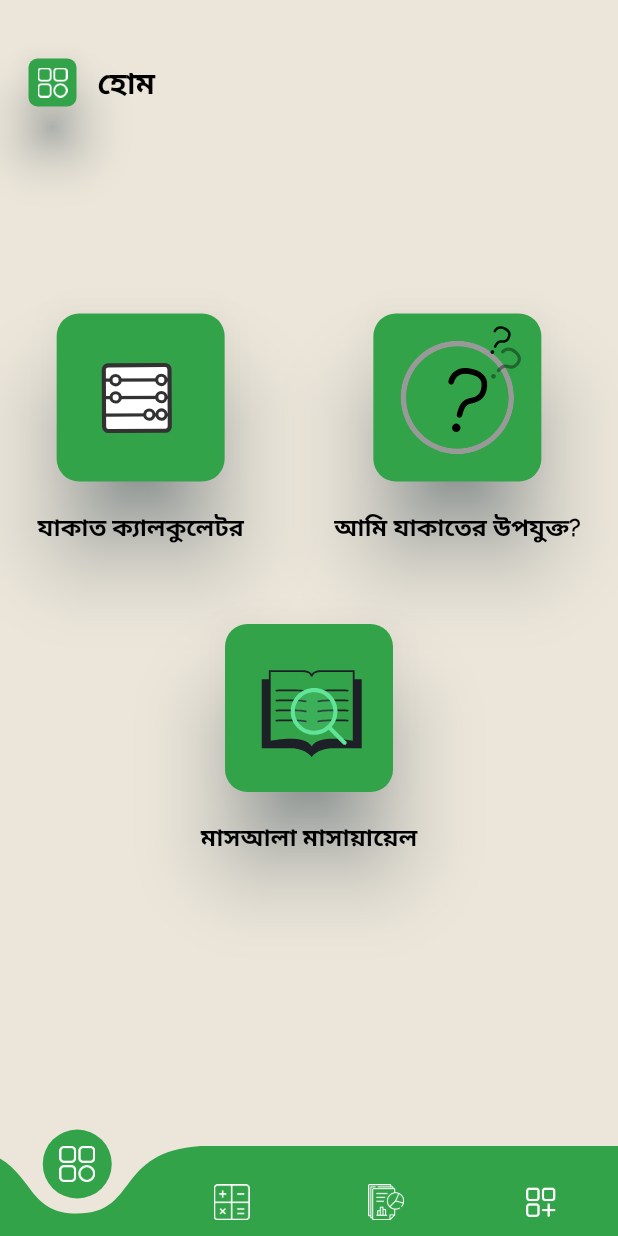
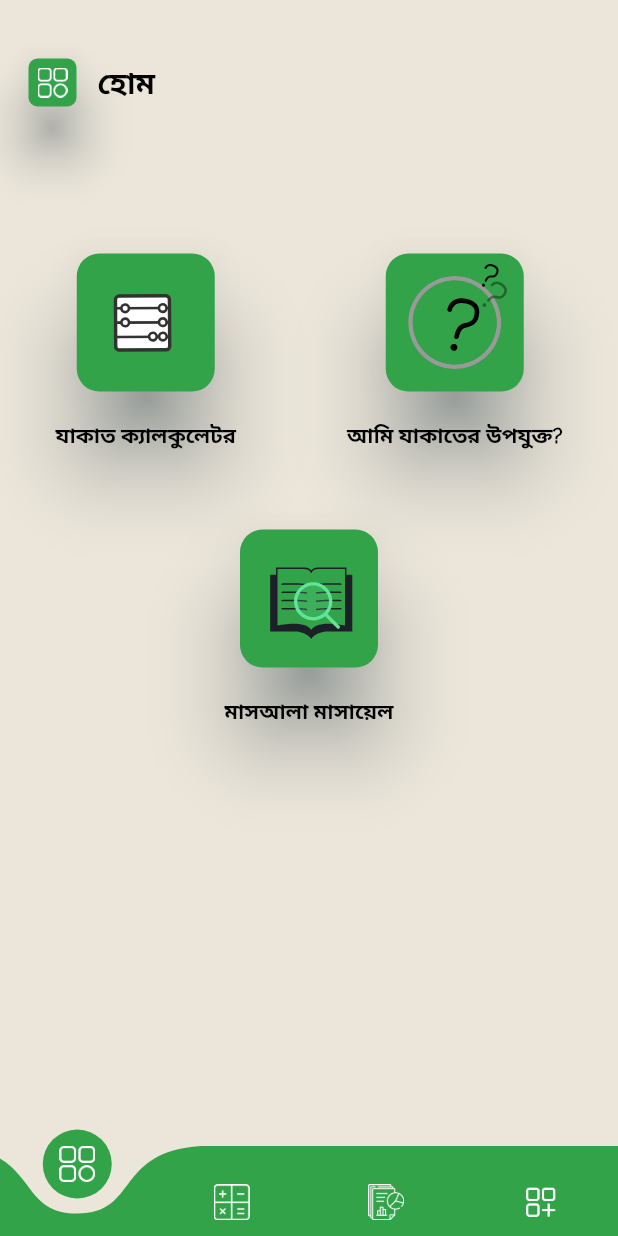
Before and after one commit to MuradRabbi/Zakat_calculator, a Flutter app: the screen it shows after launch, on a phone screen of 412 x 824 dp. Run offline on Flutter 3.47's test engine with Material 2 defaults, Android fonts, the phone set to English and light mode, and no system bars; drawn by our look-alikes of curved_navigation_bar; our stand-ins replace lottie.

Commit message:
Home screen updated

```diff
--- /dev/null
+++ b/lib/app_utils/size_config.dart
@@ -0,0 +1,30 @@
+import 'package:flutter/material.dart';
+
+class SizeConfig {
+  static late MediaQueryData _mediaQueryData;
+  static late double screenWidth;
+  static late double screenHeight;
+  static double? defaultSize;
+  static Orientation? orientation;
+
+  void init(BuildContext context) {
+    _mediaQueryData = MediaQuery.of(context);
+    screenWidth = _mediaQueryData.size.width;
+    screenHeight = _mediaQueryData.size.height;
+    orientation = _mediaQueryData.orientation;
+  }
+}
+
+// Get the proportionate height as per screen size
+double getProportionateScreenHeight(double inputHeight) {
+  double screenHeight = SizeConfig.screenHeight;
+  // 812 is the layout height that designer use
+  return (inputHeight / screenHeight) * screenHeight;
+}
+
+// Get the proportionate height as per screen size
+double getProportionateScreenWidth(double inputWidth) {
+  double screenWidth = SizeConfig.screenWidth;
+  // 375 is the layout width that designer use
+  return (inputWidth / screenWidth) * screenWidth;
+}
--- /dev/null
+++ b/lib/custom_widgets/custom_app_bar.dart
@@ -0,0 +1,43 @@
+import 'package:flutter/material.dart';
+
+import '../app_utils/app_colors.dart';
+
+
+
+class CustomAppBar extends StatelessWidget {
+
+  String icon;
+  String title;
+  CustomAppBar({
+    required this.icon,
+    required this.title,
+    super.key
+  });
+
+  @override
+  Widget build(BuildContext context) {
+    return Row(
+      children: [
+        SizedBox(width: 15,),
+        SizedBox(
+          height: 40,
+          width: 40,
+          child: Card(
+            elevation: 15.0,
+            color: Color(0xff32a349),
+            shadowColor: Colors.blueGrey ,
+            shape: RoundedRectangleBorder(
+                borderRadius: BorderRadius.all(Radius.circular(6))
+            ),
+            child: Container(
+              margin: EdgeInsets.all(6),
+              child: Image.asset(icon, color: Colors.white,),
+            ),
+          ),
+        ),
+        SizedBox(width: 10,),
+        Text(title,style: TextStyle(color: AppColors.blackTextColor, fontSize: 20, fontWeight: FontWeight.w700),),
+      ],
+    );
+  }
+}
--- a/lib/screens/calculator_step_four.dart
+++ b/lib/screens/calculator_screen/calculator_step_four.dart
@@ -1,7 +1,7 @@
 import 'package:flutter/material.dart';
 
-import '../app_utils/app_colors.dart';
-import '../app_utils/appfonts.dart';
+import '../../app_utils/app_colors.dart';
+import '../../app_utils/appfonts.dart';
 
 
 
--- a/lib/screens/calculator_step_one.dart
+++ b/lib/screens/calculator_screen/calculator_step_one.dart
@@ -1,7 +1,7 @@
 import 'package:flutter/material.dart';
 import 'package:intl/intl.dart';
-import '../app_utils/app_colors.dart';
-import '../app_utils/appfonts.dart';
+import '../../app_utils/app_colors.dart';
+import '../../app_utils/appfonts.dart';
 
 
 
--- a/lib/screens/calculator_step_three.dart
+++ b/lib/screens/calculator_screen/calculator_step_three.dart
@@ -1,7 +1,7 @@
 import 'package:flutter/material.dart';
 
-import '../app_utils/app_colors.dart';
-import '../app_utils/appfonts.dart';
+import '../../app_utils/app_colors.dart';
+import '../../app_utils/appfonts.dart';
 
 
 
--- a/lib/screens/calculator_step_two.dart
+++ b/lib/screens/calculator_screen/calculator_step_two.dart
@@ -1,7 +1,7 @@
 import 'package:flutter/material.dart';
 
-import '../app_utils/app_colors.dart';
-import '../app_utils/appfonts.dart';
+import '../../app_utils/app_colors.dart';
+import '../../app_utils/appfonts.dart';
 
 
 
--- a/lib/screens/zakat_calculator.dart
+++ b/lib/screens/calculator_screen/zakat_calculator.dart
@@ -1,8 +1,8 @@
 import 'package:flutter/material.dart';
 import 'package:zakat_calculator/app_utils/appfonts.dart';
-import 'package:zakat_calculator/screens/calculator_step_four.dart';
-import 'package:zakat_calculator/screens/calculator_step_one.dart';
-import '../app_utils/app_colors.dart';
+import 'package:zakat_calculator/screens/calculator_screen/calculator_step_four.dart';
+import 'package:zakat_calculator/screens/calculator_screen/calculator_step_one.dart';
+import '../../app_utils/app_colors.dart';
 import 'calculator_step_three.dart';
 import 'calculator_step_two.dart';
 
@@ -42,6 +42,7 @@ class _ZakatCalculaterState extends State<ZakatCalculater> {
               margin: const EdgeInsets.symmetric(horizontal: 15),
               height:MediaQuery.of(context).size.height/1.48,
               child: PageView(
+                physics: const NeverScrollableScrollPhysics() ,
                 controller: _pageViewController,
                 children: const [
                   CalculatorStepOne(),
--- a/lib/screens/home_screen.dart
+++ /dev/null
@@ -1,151 +0,0 @@
-import 'package:flutter/material.dart';
-import 'package:lottie/lottie.dart';
-import 'package:zakat_calculator/screens/zakat_calculator.dart';
-
-import '../app_utils/app_colors.dart';
-import '../app_utils/appfonts.dart';
-import 'main_screen.dart';
-
-
-
-
-class HomeScreen extends StatefulWidget {
-  const HomeScreen({Key? key}) : super(key: key);
-
-  @override
-  State<HomeScreen> createState() => _HomeScreenState();
-}
-
-class _HomeScreenState extends State<HomeScreen> {
-  @override
-  Widget build(BuildContext context) {
-    return Scaffold(
-      backgroundColor: AppColors.appBackgroundColor,
-      drawer: Drawer(),
-      body: Container(
-        height: MediaQuery.of(context).size.height,
-        width: MediaQuery.of(context).size.width,
-        child: Column(
-          children: [
-            SizedBox(height: 35,),
-            Row(
-              children: [
-                SizedBox(width: 15,),
-                SizedBox(
-                  height: 40,
-                  width: 40,
-                  child: Card(
-                    elevation: 15.0,
-                    color: Color(0xff32a349),
-                    shadowColor: Colors.blueGrey ,
-                    shape: RoundedRectangleBorder(
-                        borderRadius: BorderRadius.all(Radius.circular(6))
-                    ),
-                    child: Container(
-                      margin: EdgeInsets.all(6),
-                      child: Image.asset("assets/images/menu.png", color: Colors.white,),
-                    ),
-                  ),
-                ),
-                SizedBox(width: 10,),
-                Text("হোম",style: TextStyle(color: AppColors.blackTextColor, fontSize: 20, fontWeight: FontWeight.w700),),
-              ],
-            ),
-            SizedBox(height: 130,),
-            Padding(
-              padding: EdgeInsets.symmetric(horizontal: 25),
-              child: Row(
-                mainAxisAlignment: MainAxisAlignment.spaceBetween,
-                children: [
-                 InkWell(
-                   onTap:(){
-                  Navigator.of(context).push(MaterialPageRoute(builder: (context) => ZakatCalculater()))  ;
-            },
-                   child: Column(
-                     crossAxisAlignment: CrossAxisAlignment.center,
-                     children: [
-                       SizedBox(
-                         height: 120,
-                         width: 120,
-                         child: Card(
-                           elevation: 25.0,
-                           color: Color(0xff32a349),
-                           shadowColor: Colors.blueGrey ,
-                           shape: RoundedRectangleBorder(
-                               borderRadius: BorderRadius.all(Radius.circular(15))
-                           ),
-                           child: SizedBox(
-                             height: 120,
-                             width: 120,
-                             child:Lottie.asset("assets/images/animated-calculation-icon.json", fit: BoxFit.cover),
-                           ),
-                         ),
-                       ),
-                       SizedBox(height: 15,),
-                       Text("যাকাত ক্যালকুলেটর", style: TextStyle(color: AppColors.blackTextColor, fontSize: 16, fontWeight: FontWeight.w700, fontFamily: AppFonts.RalewayRegular),)
-                     ],
-                   ),
-                 ),
-                  Column(
-                    crossAxisAlignment: CrossAxisAlignment.center,
-                    children: [
-                      SizedBox(
-                        height: 120,
-                        width: 120,
-                        child: Card(
-                          elevation: 25.0,
-                          color: Color(0xff32a349),
-                          shadowColor: Colors.blueGrey ,
-                          shape: RoundedRectangleBorder(
-                              borderRadius: BorderRadius.all(Radius.circular(15))
-                          ),
-                          child: SizedBox(
-                            height: 120,
-                            width: 120,
-                            child:Lottie.asset("assets/images/question.json", fit: BoxFit.cover),
-                          ),
-                        ),
-                      ),
-                      SizedBox(height: 15,),
-                      Text("আমি যাকাতের উপযুক্ত?", style: TextStyle(color: AppColors.blackTextColor, fontSize: 16, fontWeight: FontWeight.w700, fontFamily: AppFonts.RalewayRegular),)
-                    ],
-                  ),
-                ],
-              ),
-            ),
-            SizedBox(height: 50,),
-            Row(
-              mainAxisAlignment: MainAxisAlignment.center,
-              children: [
-                Column(
-                  crossAxisAlignment: CrossAxisAlignment.center,
-                  children: [
-                    SizedBox(
-                      height: 120,
-                      width: 120,
-                      child: Card(
-                        elevation: 25.0,
-                        color: Color(0xff32a349),
-                        shadowColor: Colors.blueGrey ,
-                        shape: RoundedRectangleBorder(
-                            borderRadius: BorderRadius.all(Radius.circular(15))
-                        ),
-                        child: SizedBox(
-                          height: 120,
-                          width: 120,
-                          child:Lottie.asset("assets/images/information.json", fit: BoxFit.cover),
-                        ),
-                      ),
-                    ),
-                    SizedBox(height: 15,),
-                    Text("মাসআলা মাসায়ায়েল", style: TextStyle(color: AppColors.blackTextColor, fontSize: 16, fontWeight: FontWeight.w700, fontFamily: AppFonts.RalewayRegular),)
-                  ],
-                )
-              ],
-            )
-          ],
-        ),
-      ),
-    );
-  }
-}
--- /dev/null
+++ b/lib/screens/home_screen/home_screen.dart
@@ -0,0 +1,76 @@
+import 'package:flutter/material.dart';
+import 'package:zakat_calculator/app_utils/size_config.dart';
+import 'package:zakat_calculator/custom_widgets/custom_app_bar.dart';
+import 'package:zakat_calculator/screens/home_screen/widgets/home_items.dart';
+import 'package:zakat_calculator/screens/calculator_screen/zakat_calculator.dart';
+import '../../app_utils/app_colors.dart';
+
+
+class HomeScreen extends StatefulWidget {
+  const HomeScreen({Key? key}) : super(key: key);
+
+  @override
+  State<HomeScreen> createState() => _HomeScreenState();
+}
+
+class _HomeScreenState extends State<HomeScreen> {
+  @override
+  Widget build(BuildContext context) {
+    SizeConfig().init(context);
+    return Scaffold(
+      backgroundColor: AppColors.appBackgroundColor,
+      body: Container(
+        height: MediaQuery.of(context).size.height,
+        width: MediaQuery.of(context).size.width,
+        child: Column(
+          children: [
+            SizedBox(
+              height: getProportionateScreenHeight(35),
+            ),
+            CustomAppBar(icon: "assets/images/menu.png", title: "হোম"),
+            SizedBox(
+              height: getProportionateScreenHeight(90),
+            ),
+            Row(
+              mainAxisAlignment: MainAxisAlignment.spaceAround,
+              children: [
+                HomeItems(
+                  icon: "assets/images/animated-calculation-icon.json",
+                  title: "যাকাত ক্যালকুলেটর",
+                  callBackFunction: () {
+                    Navigator.of(context).push(MaterialPageRoute(
+                        builder: (context) => ZakatCalculater()));
+                  },
+                ),
+                HomeItems(
+                  icon: "assets/images/question.json",
+                  title: "আমি যাকাতের উপযুক্ত?",
+                  callBackFunction: () {
+                    // Navigator.of(context).push(MaterialPageRoute(
+                    //     builder: (context) => ZakatCalculater()));
+                  },
+                ),
+              ],
+            ),
+            SizedBox(
+              height: getProportionateScreenHeight(50),
+            ),
+            Row(
+              mainAxisAlignment: MainAxisAlignment.center,
+              children: [
+                HomeItems(
+                  icon: "assets/images/information.json",
+                  title: "মাসআলা মাসায়েল",
+                  callBackFunction: () {
+                    // Navigator.of(context).push(MaterialPageRoute(
+                    //     builder: (context) => ZakatCalculater()));
+                  },
+                ),
+              ],
+            )
+          ],
+        ),
+      ),
+    );
+  }
+}
--- /dev/null
+++ b/lib/screens/home_screen/widgets/home_items.dart
@@ -0,0 +1,55 @@
+import 'package:flutter/material.dart';
+import 'package:lottie/lottie.dart';
+import 'package:zakat_calculator/app_utils/size_config.dart';
+
+import '../../../app_utils/app_colors.dart';
+import '../../../app_utils/appfonts.dart';
+
+
+
+class HomeItems extends StatelessWidget {
+
+  Function callBackFunction;
+  String icon;
+  String title;
+  HomeItems({
+    required this.callBackFunction,
+    required this.icon,
+    required this.title,
+    super.key
+  });
+
+  @override
+  Widget build(BuildContext context) {
+    SizeConfig().init(context);
+    return InkWell(
+      onTap:(){
+        callBackFunction();
+      },
+      child: Column(
+        crossAxisAlignment: CrossAxisAlignment.center,
+        children: [
+          SizedBox(
+            height: getProportionateScreenHeight(100),
+            width: getProportionateScreenHeight(100),
+            child: Card(
+              elevation: 25.0,
+              color: Color(0xff32a349),
+              shadowColor: Colors.blueGrey ,
+              shape: RoundedRectangleBorder(
+                  borderRadius: BorderRadius.all(Radius.circular(15))
+              ),
+              child: SizedBox(
+                height:getProportionateScreenHeight(100),
+                width: getProportionateScreenHeight(100),
+                child:Lottie.asset(icon, fit: BoxFit.cover),
+              ),
+            ),
+          ),
+          SizedBox(height: 15,),
+          Text(title, style: TextStyle(color: AppColors.blackTextColor, fontSize: 14, fontWeight: FontWeight.w700, fontFamily: AppFonts.RalewayRegular),)
+        ],
+      ),
+    );
+  }
+}
--- a/lib/screens/main_screen.dart
+++ b/lib/screens/main_screen.dart
@@ -1,10 +1,10 @@
 import 'package:curved_navigation_bar/curved_navigation_bar.dart';
 import 'package:flutter/material.dart';
 import 'package:zakat_calculator/app_utils/app_colors.dart';
-import 'package:zakat_calculator/screens/home_screen.dart';
+import 'package:zakat_calculator/screens/home_screen/home_screen.dart';
 import 'package:zakat_calculator/screens/more_screen.dart';
 import 'package:zakat_calculator/screens/report_screen.dart';
-import 'package:zakat_calculator/screens/zakat_calculator.dart';
+import 'package:zakat_calculator/screens/calculator_screen/zakat_calculator.dart';
 
 
 
--- a/lib/screens/splash_screen.dart
+++ b/lib/screens/splash_screen.dart
@@ -1,7 +1,7 @@
 import 'package:flutter/material.dart';
 import 'package:lottie/lottie.dart';
 import 'package:zakat_calculator/app_utils/appfonts.dart';
-import 'package:zakat_calculator/screens/home_screen.dart';
+import 'package:zakat_calculator/screens/home_screen/home_screen.dart';
 
 import '../app_utils/app_colors.dart';
 import 'main_screen.dart';
```
Also changed, not shown: pubspec.lock, 1 other file.
